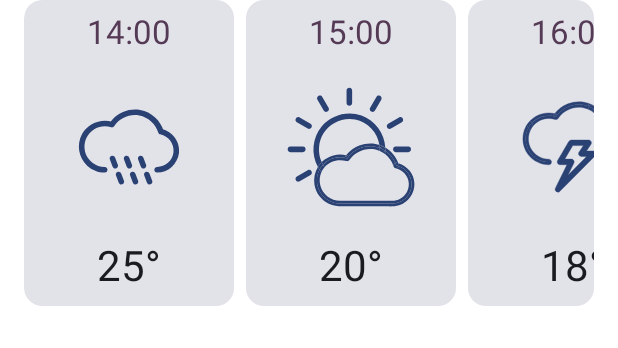
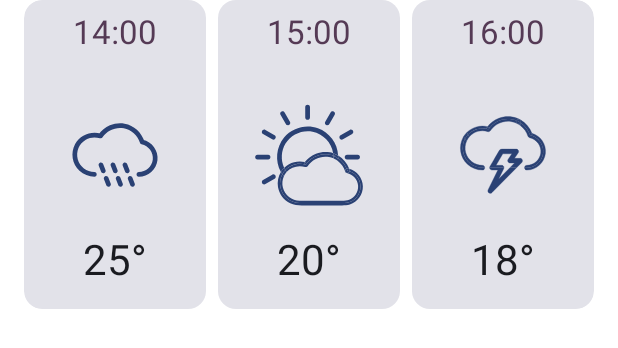
Before and after one commit to ArturSlimac/TheWeatherApp2, an Android app built with Jetpack Compose: the @Preview function WeatherForecastCarouselPreview, on a phone screen of 412 x 824 dp. Shown: the top 348 px of the screen. Run offline under Robolectric (Android 15) with nearby library versions, the phone set to English and light mode, and no system bars.

Commit message:
Some UI improvements

```diff
--- a/app/src/main/java/com/example/theweatherapp/ui/components/WeatherForecastCard.kt
+++ b/app/src/main/java/com/example/theweatherapp/ui/components/WeatherForecastCard.kt
@@ -40,14 +40,16 @@ fun WeatherForecastCard(
         ) {
             Text(text = time.first,
                 style = MaterialTheme.typography.titleLarge,
-                color = MaterialTheme.colorScheme.tertiary,)
+                color = MaterialTheme.colorScheme.tertiary,
+                modifier = Modifier.weight(2f)
+            )
             Icon(painterResource(weatherIcon), contentDescription = null,
                 tint = MaterialTheme.colorScheme.primary,
-                modifier = Modifier.height(124.dp))
+                modifier = Modifier.weight(5f))
             Text(text = "${temperature.first}°",
                 style = MaterialTheme.typography.headlineMedium,
                 color = MaterialTheme.colorScheme.onSurface,
-
+                modifier = Modifier.weight(2f)
                 )
         }
     }
--- a/app/src/main/java/com/example/theweatherapp/ui/components/WeatherForecastCarousel.kt
+++ b/app/src/main/java/com/example/theweatherapp/ui/components/WeatherForecastCarousel.kt
@@ -1,5 +1,6 @@
 package com.example.theweatherapp.ui.components
 
+import androidx.compose.foundation.layout.aspectRatio
 import androidx.compose.foundation.layout.fillMaxWidth
 import androidx.compose.foundation.layout.padding
 import androidx.compose.foundation.lazy.LazyRow
@@ -18,13 +19,17 @@ import com.example.theweatherapp.ui.theme.TheWeatherAppTheme
 @Composable
 fun WeatherForecastCarousel(items: List<WeatherForecastItem>) {
     Card(
-        modifier = Modifier.fillMaxWidth().padding(horizontal = 16.dp),
+        modifier =
+            Modifier
+                .fillMaxWidth()
+                .aspectRatio(2f)
+                .padding(horizontal = 16.dp),
         colors =
             CardDefaults.cardColors(
                 containerColor = Color.Transparent,
             ),
     ) {
-        LazyRow() {
+        LazyRow {
             items(items) { item ->
                 WeatherForecastCard(
                     temperature = item.temperature,
```
Also changed, not shown: app/src/main/java/com/example/theweatherapp/screens/SavedCitiesScreen.kt (+8 -1 lines), app/src/main/java/com/example/theweatherapp/ui/components/CurrentWeatherDetailsCard.kt (+16 -12 lines).
